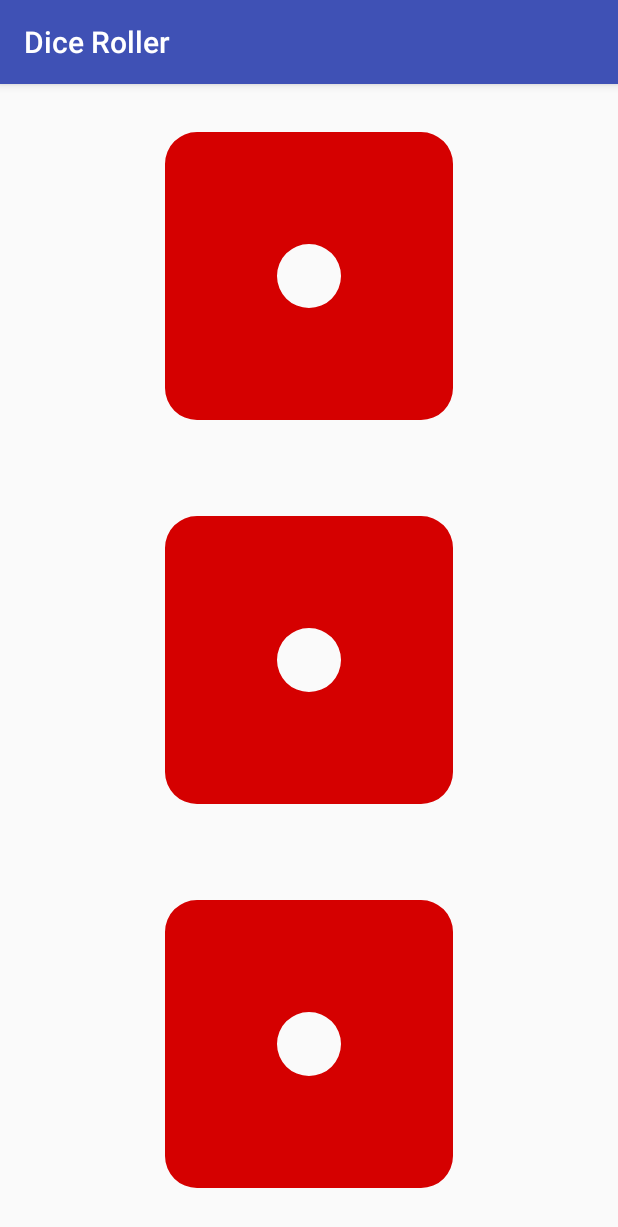
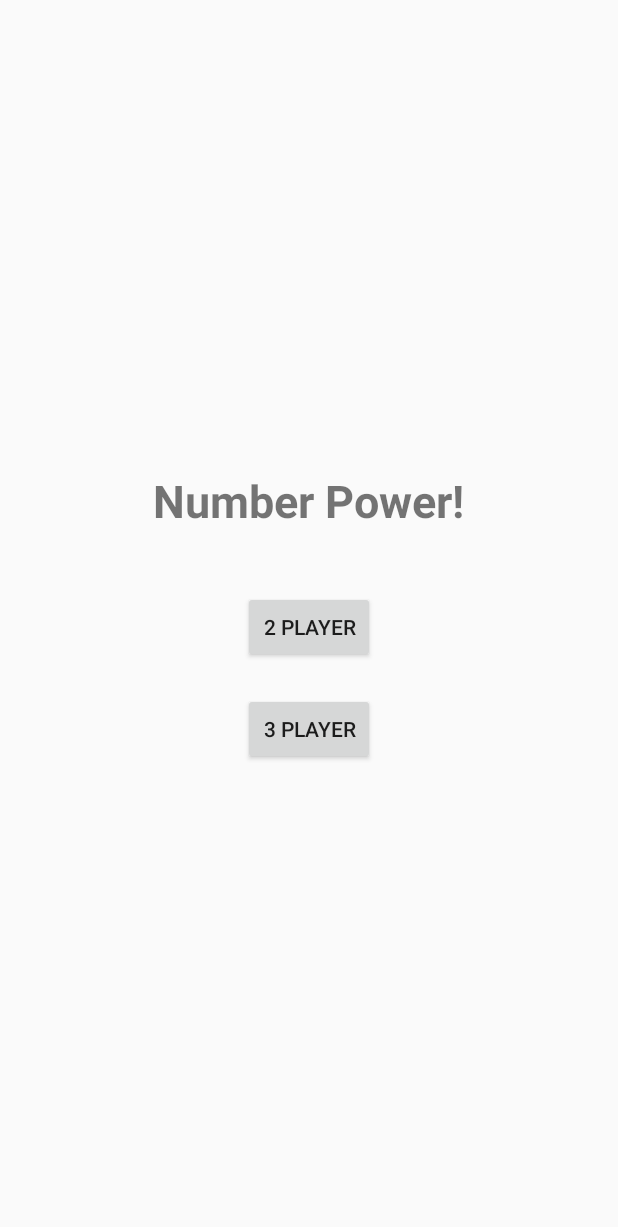
Before and after one commit to okquentin/ECCS_2431, an Android app: the screen it shows after launch (MainActivity before the commit, IntroActivity after it), on a phone screen of 412 x 824 dp. Shown: the top 1227 px of the screen. Run offline under Robolectric (Android 15) with nearby library versions, the phone set to English and light mode, and no system bars.

Commit message:
Number Power Game Working
As described by the rules provided by the following pdf:
https://ospi.k12.wa.us/sites/default/files/2023-08/dice-games-go-ada.pdf

```diff
--- /dev/null
+++ b/p2_app/app/src/main/java/com/zybooks/diceroller/IntroActivity.kt
@@ -0,0 +1,34 @@
+package com.zybooks.diceroller;
+
+import android.content.Intent
+import android.os.Bundle
+import android.widget.Button
+import androidx.appcompat.app.AppCompatActivity
+import com.zybooks.diceroller.MainActivity
+import com.zybooks.diceroller.R
+
+class IntroActivity : AppCompatActivity() {
+
+    override fun onCreate(savedInstanceState: Bundle?) {
+        super.onCreate(savedInstanceState)
+        setContentView(R.layout.activity_intro)
+
+        val button2Player = findViewById<Button>(R.id.button2Player)
+        val button3Player = findViewById<Button>(R.id.button3Player)
+
+        button2Player.setOnClickListener {
+            startGame(2)
+        }
+
+        button3Player.setOnClickListener {
+            startGame(3)
+        }
+    }
+
+    private fun startGame(numPlayers: Int) {
+        val intent = Intent(this, MainActivity::class.java)
+        intent.putExtra("numPlayers", numPlayers)
+        startActivity(intent)
+        finish() // Close the intro screen
+    }
+}
--- /dev/null
+++ b/p2_app/app/src/main/res/layout/activity_intro.xml
@@ -0,0 +1,30 @@
+<!-- activity_intro.xml -->
+<LinearLayout
+    xmlns:android="http://schemas.android.com/apk/res/android"
+    android:orientation="vertical"
+    android:gravity="center"
+    android:layout_width="match_parent"
+    android:layout_height="match_parent">
+
+    <TextView
+        android:id="@+id/gameTitle"
+        android:layout_width="wrap_content"
+        android:layout_height="wrap_content"
+        android:layout_marginBottom="40dp"
+        android:text="Number Power!"
+        android:textSize="30sp"
+        android:textStyle="bold" />
+
+    <Button
+        android:id="@+id/button2Player"
+        android:text="2 Player"
+        android:layout_width="wrap_content"
+        android:layout_height="wrap_content"/>
+
+    <Button
+        android:id="@+id/button3Player"
+        android:text="3 Player"
+        android:layout_width="wrap_content"
+        android:layout_height="wrap_content"
+        android:layout_marginTop="20dp"/>
+</LinearLayout>
--- a/p2_app/app/src/main/res/layout/activity_main.xml
+++ b/p2_app/app/src/main/res/layout/activity_main.xml
@@ -9,6 +9,14 @@
     android:layout_height="match_parent"
     tools:context="com.zybooks.diceroller.MainActivity">
 
+    <TextView
+        android:id="@+id/messageText"
+        android:text="Game Starts!"
+        android:textSize="18sp"
+        android:layout_marginBottom="20dp"
+        android:layout_width="wrap_content"
+        android:layout_height="wrap_content"/>
+
     <ImageView
         android:id="@+id/dice1"
         android:layout_width="match_parent"
@@ -18,6 +26,20 @@
         android:src="@drawable/dice_1"
         app:tint="@color/red_900" />
 
+    <TextView
+        android:id="@+id/turnText"
+        android:text="Player 1 Turn"
+        android:textSize="18sp"
+        android:layout_marginBottom="20dp"
+        android:layout_width="wrap_content"
+        android:layout_height="wrap_content"/>
+    <TextView
+        android:id="@+id/scoreText"
+        android:text=""
+        android:textSize="18sp"
+        android:layout_marginBottom="20dp"
+        android:layout_width="wrap_content"
+        android:layout_height="wrap_content"/>
     <ImageView
         android:id="@+id/dice2"
         android:layout_width="match_parent"
@@ -27,13 +49,4 @@
         android:src="@drawable/dice_1"
         app:tint="@color/red_900" />
 
-    <ImageView
-        android:id="@+id/dice3"
-        android:layout_width="match_parent"
-        android:layout_height="0dp"
-        android:layout_weight="1"
-        android:contentDescription="@string/dice_one"
-        android:src="@drawable/dice_1"
-        app:tint="@color/red_900" />
-
 </LinearLayout>
```
Also changed, not shown: p2_app/app/src/main/AndroidManifest.xml (+19 -9 lines), p2_app/app/src/main/java/com/zybooks/diceroller/GameOverActivity.kt (added, +26 -0 lines), p2_app/app/src/main/java/com/zybooks/diceroller/MainActivity.kt (+119 -33 lines), p2_app/app/src/main/res/layout/activity_gameover.xml (added, +19 -0 lines).
